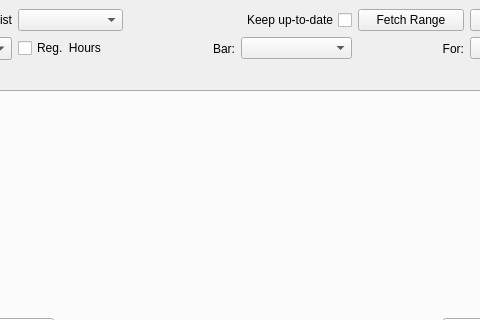
This is uiComps/qtGeneration/ComparisonWindow.ui in irrelevantmuch/IB_apps as Qt 5 draws it before an edit; both pictures show x 215 to 695 and y 0 to 320 of the 800 by 600 pixel window. The edited form follows.
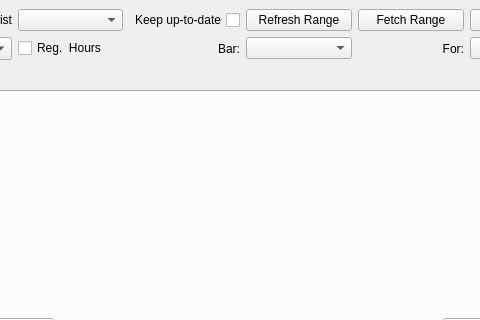
This is the edited form.

Commit message: Added functionality to redo downloading data in comparison app

The edit to the form file:
```diff
--- a/uiComps/qtGeneration/ComparisonWindow.ui
+++ b/uiComps/qtGeneration/ComparisonWindow.ui
@@ -102,19 +102,6 @@
         </property>
        </widget>
       </item>
-      <item row="0" column="4">
-       <widget class="QCheckBox" name="keep_up_box">
-        <property name="layoutDirection">
-         <enum>Qt::RightToLeft</enum>
-        </property>
-        <property name="text">
-         <string>Keep up-to-date</string>
-        </property>
-        <attribute name="buttonGroup">
-         <string notr="true">history_interaction_group</string>
-        </attribute>
-       </widget>
-      </item>
       <item row="0" column="7">
        <widget class="QPushButton" name="fetch_full_button">
         <property name="text">
@@ -135,6 +122,26 @@
         </attribute>
        </widget>
       </item>
+      <item row="0" column="3">
+       <widget class="QCheckBox" name="keep_up_box">
+        <property name="layoutDirection">
+         <enum>Qt::RightToLeft</enum>
+        </property>
+        <property name="text">
+         <string>Keep up-to-date</string>
+        </property>
+        <attribute name="buttonGroup">
+         <string notr="true">history_interaction_group</string>
+        </attribute>
+       </widget>
+      </item>
+      <item row="0" column="4">
+       <widget class="QPushButton" name="refresh_range_button">
+        <property name="text">
+         <string>Refresh Range</string>
+        </property>
+       </widget>
+      </item>
      </layout>
     </item>
     <item row="1" column="0">
```
Left out of the diff: 2 changed lines with no effect on the pictures. The commit also changes 4 other files.
